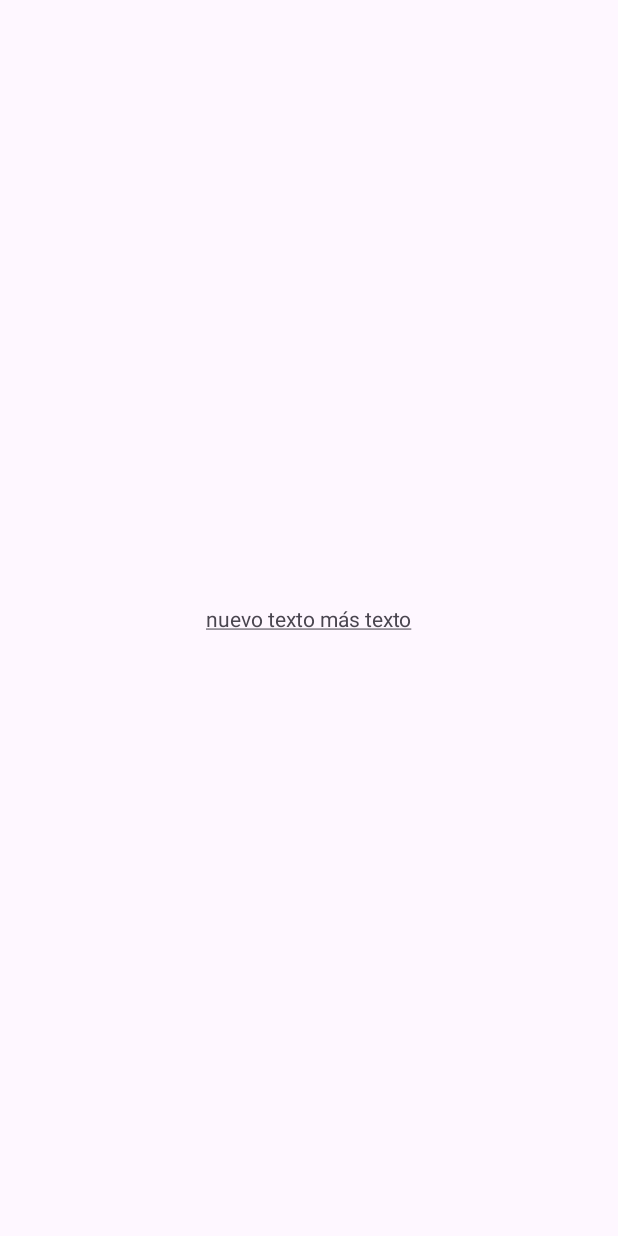
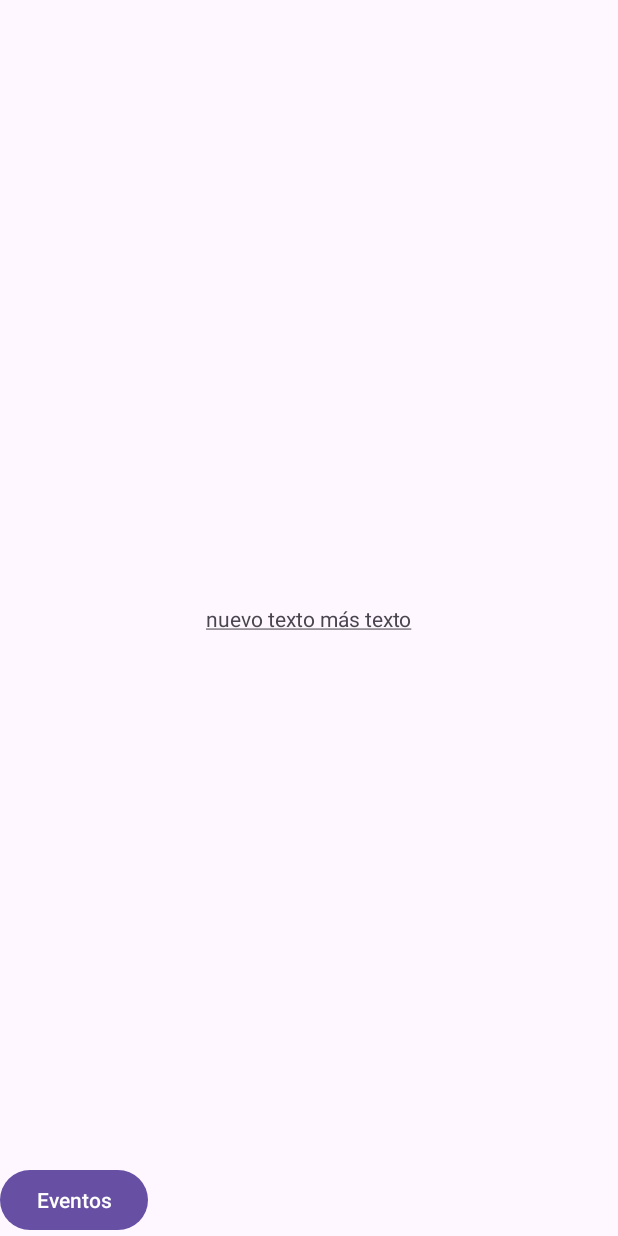
Before and after one commit to miguel-gonzalez-rodriguez/EjemplosUnidad3_Controles1, an Android app: the screen it shows after launch (MainActivity), on a phone screen of 412 x 824 dp. Before the commit the screen is almost empty. Run offline under Robolectric (Android 15) with nearby library versions, the phone set to English and light mode, and no system bars.

Commit message:
Añadidos ejemplos de eventos.

```diff
--- a/app/src/main/java/com/example/ejemplosunidad3/MainActivity.java
+++ b/app/src/main/java/com/example/ejemplosunidad3/MainActivity.java
@@ -1,16 +1,13 @@
 package com.example.ejemplosunidad3;
 
-import android.graphics.Typeface;
+import android.content.Intent;
 import android.os.Build;
 import android.os.Bundle;
-import android.text.Html;
 import android.text.SpannableStringBuilder;
 import android.text.Spanned;
 import android.text.style.UnderlineSpan;
 import android.view.View;
-import android.view.animation.AlphaAnimation;
-import android.view.animation.Animation;
-import android.view.animation.AnimationSet;
+import android.widget.Button;
 import android.widget.TextView;
 
 import androidx.activity.EdgeToEdge;
@@ -28,7 +25,7 @@ public class MainActivity extends AppCompatActivity {
         super.onCreate(savedInstanceState);
         EdgeToEdge.enable(this);
         setContentView(R.layout.activity_main);
-        ViewCompat.setOnApplyWindowInsetsListener(findViewById(R.id.main), (v, insets) -> {
+        ViewCompat.setOnApplyWindowInsetsListener(findViewById(R.id.main_eventos), (v, insets) -> {
             Insets systemBars = insets.getInsets(WindowInsetsCompat.Type.systemBars());
             v.setPadding(systemBars.left, systemBars.top, systemBars.right, systemBars.bottom);
             return insets;
@@ -66,6 +63,14 @@ public class MainActivity extends AppCompatActivity {
 //        textView.startAnimation(animationSet);
 
 
+        Button bt_eventos = (Button) findViewById(R.id.button2);
+        bt_eventos.setOnClickListener(new View.OnClickListener() {
+            @Override
+            public void onClick(View v) {
+                Intent intent = new Intent(MainActivity.this,Eventos.class);
+                startActivity(intent);
+            }
+        });
 
     }
 }
--- a/app/src/main/res/layout/activity_main.xml
+++ b/app/src/main/res/layout/activity_main.xml
@@ -2,7 +2,7 @@
 <androidx.constraintlayout.widget.ConstraintLayout xmlns:android="http://schemas.android.com/apk/res/android"
     xmlns:app="http://schemas.android.com/apk/res-auto"
     xmlns:tools="http://schemas.android.com/tools"
-    android:id="@+id/main"
+    android:id="@+id/main_eventos"
     android:layout_width="match_parent"
     android:layout_height="match_parent"
     tools:context=".MainActivity">
@@ -17,4 +17,22 @@
         app:layout_constraintStart_toStartOf="parent"
         app:layout_constraintTop_toTopOf="parent" />
 
+    <Button
+        android:id="@+id/button2"
+        android:layout_width="wrap_content"
+        android:layout_height="wrap_content"
+        android:text="Eventos"
+        app:layout_constraintBottom_toBottomOf="parent"
+        app:layout_constraintStart_toStartOf="parent" />
+
+    <ImageView
+        android:id="@+id/imageView"
+        android:layout_width="wrap_content"
+        android:layout_height="wrap_content"
+        android:layout_marginStart="128dp"
+        android:layout_marginTop="108dp"
+        app:layout_constraintStart_toStartOf="parent"
+        app:layout_constraintTop_toTopOf="parent"
+        tools:srcCompat="@tools:sample/backgrounds/scenic" />
+
 </androidx.constraintlayout.widget.ConstraintLayout>
```
Also changed, not shown: app/src/main/java/com/example/ejemplosunidad3/Eventos.java (+32 -3 lines), app/src/main/res/layout/activity_eventos.xml (+25 -1 lines), app/src/main/res/drawable/icono.png (added).
